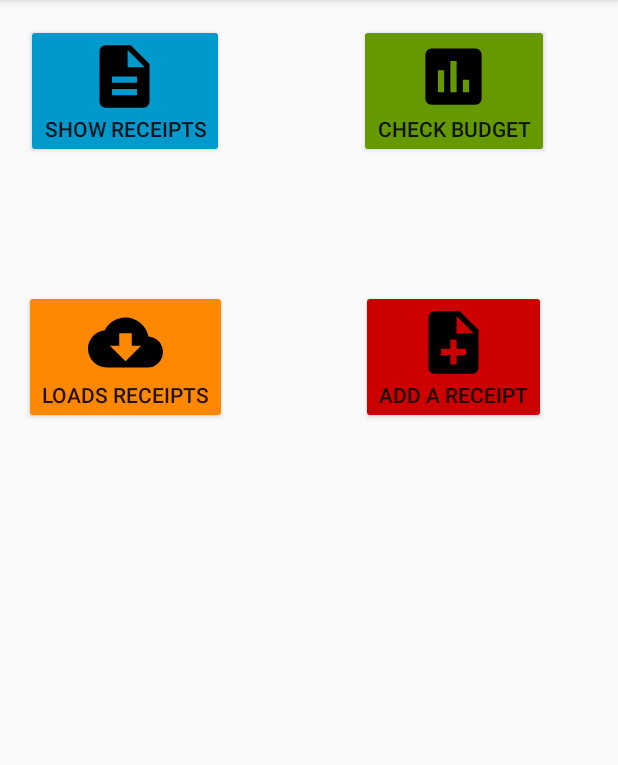
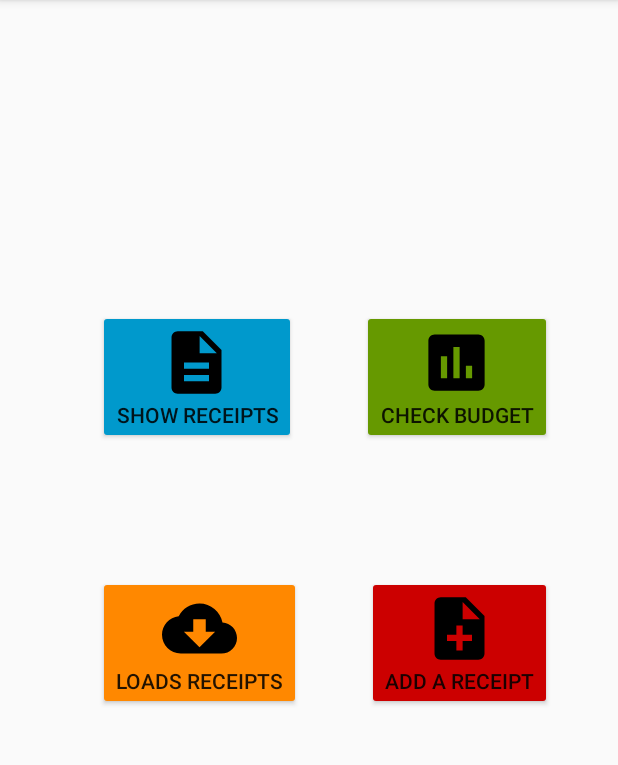
Before and after one commit to andrewgodbout/e-receipt-android, an Android app: the screen it shows after launch (MainActivity), on a phone screen of 412 x 824 dp, the part 84-849 px from its top. Run offline under Robolectric (Android 15) with nearby library versions, the phone set to English and light mode, and no system bars.

Commit message:
LayoutCorrection

```diff
--- a/E_RECEIPT/app/src/main/res/layout/activity_main.xml
+++ b/E_RECEIPT/app/src/main/res/layout/activity_main.xml
@@ -1,17 +1,19 @@
 <?xml version="1.0" encoding="utf-8"?>
-<LinearLayout xmlns:android="http://schemas.android.com/apk/res/android"
-              android:orientation="vertical"
-              android:layout_width="match_parent"
-              android:layout_height="match_parent"
-              android:layout_margin="16dp">
 
 
-    <TableLayout
-        android:layout_width="wrap_content"
-        android:layout_height="wrap_content"
-        android:orientation="horizontal">
+<RelativeLayout xmlns:android="http://schemas.android.com/apk/res/android"
+                android:layout_width="match_parent"
+                android:layout_height="match_parent">
 
-        <TableRow android:layout_height="321dp">
+    <LinearLayout
+        android:layout_width="match_parent"
+        android:layout_height="match_parent"
+        android:gravity="center|right"
+        android:orientation="vertical">
+
+        <LinearLayout   android:orientation="horizontal"
+                        android:layout_width="wrap_content"
+                        android:layout_height="wrap_content">
 
             <Button
                 android:id="@+id/show_receipts"
@@ -34,9 +36,12 @@
                 android:onClick="onClickCheckBudgetButton"
                 android:text="@string/check_budget_button"/>
 
-        </TableRow>
+        </LinearLayout>
 
-        <TableRow android:layout_height="320dp">
+
+        <LinearLayout   android:orientation="horizontal"
+                        android:layout_width="wrap_content"
+                        android:layout_height="wrap_content">
 
             <Button
                 android:id="@+id/load_receipts"
@@ -59,11 +64,8 @@
                 android:onClick="onClickAddReceiptsButton"
                 android:text="@string/add_new_receipts_button"/>
 
+        </LinearLayout>
 
-        </TableRow>
+    </LinearLayout>
 
-
-    </TableLayout>
-
-
-</LinearLayout>
+</RelativeLayout>
```
